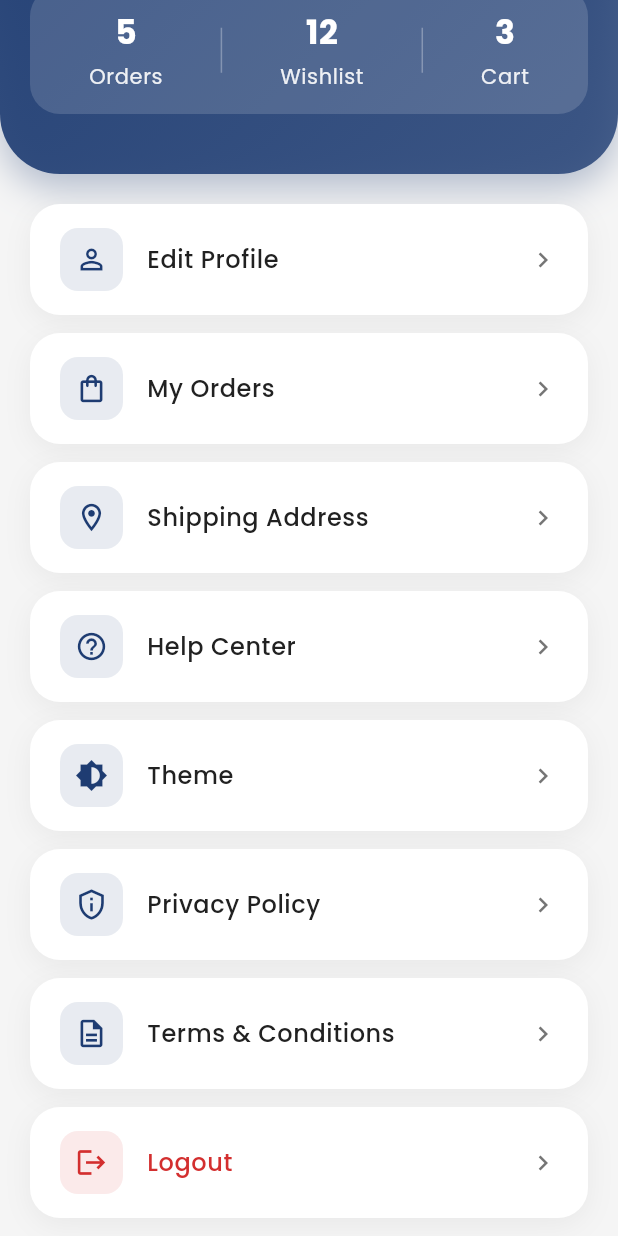
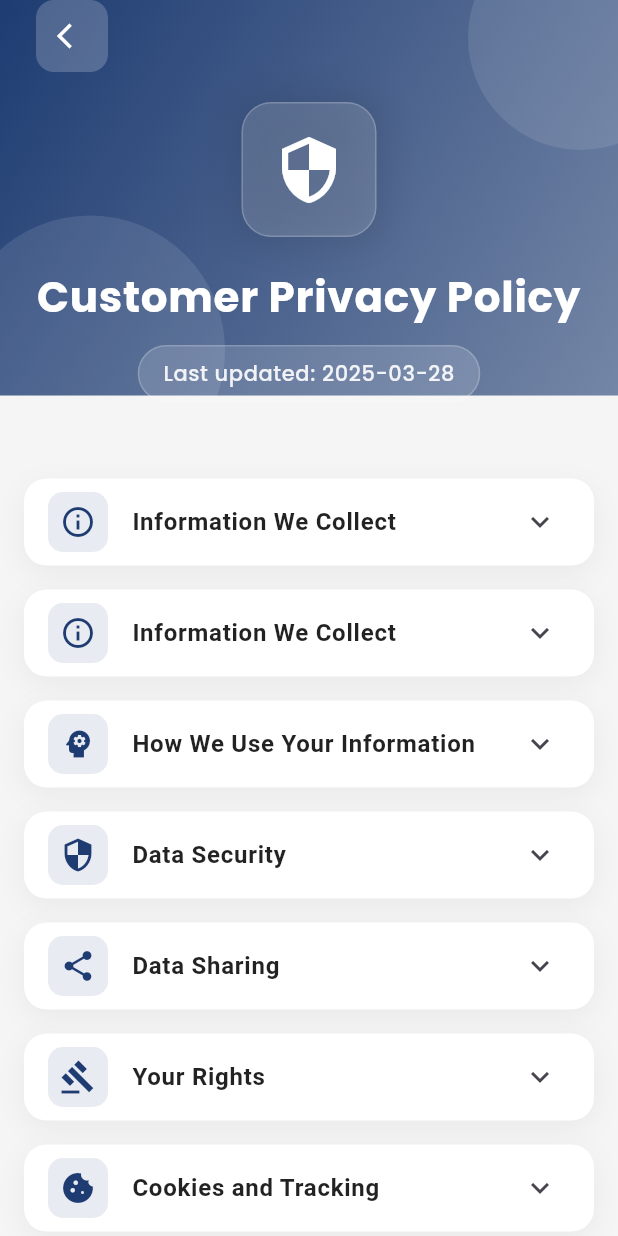
Before and after one commit to Edil-Ayehu/multi-vendor-e-commerce-app-tutorial, a Flutter app: the ProfileScreen screen opened directly, scrolled down 295 dp, after a tap on "Privacy Policy", on a phone screen of 412 x 824 dp. Run offline on Flutter 3.47's test engine with Material 3 defaults, Android fonts, the phone set to English and light mode, and no system bars; drawn by our look-alikes of toastification; our stand-ins replace cached_network_image, carousel_slider, get, google_fonts, image_picker, loading_animation_widget and 4 more; accounts and stored records are empty; network calls fail.

Commit message:
privacy policy adjustment

```diff
--- a/lib/core/routes/app_routes.dart
+++ b/lib/core/routes/app_routes.dart
@@ -4,6 +4,7 @@ import 'package:multi_vendor_ecommerce_application/features/onboarding/screens/o
 import 'package:multi_vendor_ecommerce_application/features/orders/views/screens/my_orders_screen.dart';
 import 'package:multi_vendor_ecommerce_application/features/profile/views/screens/edit_profile_screen.dart';
 import 'package:multi_vendor_ecommerce_application/features/profile/views/screens/help_center_screen.dart';
+import 'package:multi_vendor_ecommerce_application/features/profile/views/screens/privacy_policy_screen.dart';
 import 'package:multi_vendor_ecommerce_application/features/profile/views/screens/shipping_address_screen.dart';
 import 'package:multi_vendor_ecommerce_application/features/splash/screens/splash_screen.dart';
 
@@ -17,6 +18,7 @@ class AppRoutes {
   static const String editProfile = '/edit-profile';
   static const String shippingAddress = '/shipping-address';
   static const String helpCenter = '/help-center';
+  static const String privacyPolicy = '/privacy-policy';
 
   static final routes = [
     GetPage(name: splash, page: ()=> const SplashScreen()),
@@ -27,5 +29,6 @@ class AppRoutes {
     GetPage(name: myOrders, page: () => const MyOrdersScreen()),
     GetPage(name: shippingAddress, page: () => const ShippingAddressScreen()),
     GetPage(name: helpCenter, page: () => const HelpCenterScreen()),
+    GetPage(name: privacyPolicy, page: () => PrivacyPolicyScreen()),
   ];
 }
--- /dev/null
+++ b/lib/features/profile/controllers/privacy_policy_controller.dart
@@ -0,0 +1,194 @@
+import 'package:flutter/material.dart';
+import 'package:get/get.dart';
+import 'package:multi_vendor_ecommerce_application/features/profile/models/privacy_policy_model.dart';
+
+class PrivacyPolicyController extends GetxController {
+  static PrivacyPolicyController get to => Get.find();
+
+  final RxBool _isVendor = false.obs;
+  bool get isVendor => _isVendor.value;
+
+  void setVendorStatus(bool status) {
+    _isVendor.value = status;
+  }
+
+  List<PrivacyPolicyModel> getPrivacySections() {
+    return [
+      PrivacyPolicyModel(
+        title: 'Information We Collect',
+        content: isVendor
+            ? '''We collect the following business information:
+• Business name and registration details
+• Contact information (email, phone, address)
+• Bank account and payment processing details
+• Tax identification numbers'''
+            : '''We collect the following personal information:
+• Name and contact details
+• Device information
+• Usage data and preferences
+• Payment information''',
+        icon: Icons.info_outline,
+      ),
+      PrivacyPolicyModel(
+        title: 'Information We Collect',
+        content: isVendor
+            ? '''We collect the following business information:
+• Business name and registration details
+• Contact information (email, phone, address)
+• Bank account and payment processing details
+• Tax identification numbers
+• Business licenses and permits
+• Product information and inventory data
+• Transaction history and sales records
+• Store performance metrics'''
+            : '''We collect the following personal information:
+• Name and contact details
+• Email address and phone number
+• Shipping and billing addresses
+• Payment information
+• Purchase history
+• Browsing behavior and preferences
+• Device information and IP address
+• Customer service interactions''',
+        icon: Icons.info_outline,
+      ),
+      PrivacyPolicyModel(
+        title: 'How We Use Your Information',
+        content: isVendor
+            ? '''We use vendor information to:
+• Process payments and transfers
+• Verify business credentials
+• Monitor store performance
+• Improve platform services
+• Ensure compliance with policies
+• Send important updates
+• Analyze market trends
+• Prevent fraud and abuse'''
+            : '''We use customer information to:
+• Process orders and payments
+• Deliver products
+• Provide customer support
+• Personalize shopping experience
+• Send order updates
+• Improve our services
+• Prevent fraud
+• Marketing communications (with consent)''',
+        icon: Icons.psychology,
+      ),
+      PrivacyPolicyModel(
+        title: 'Data Security',
+        content: '''We protect your data through:
+• Industry-standard encryption
+• Secure payment processing
+• Regular security audits
+• Access control measures
+• Data backup systems
+• Breach detection monitoring
+• Employee training
+• Third-party security certifications''',
+        icon: Icons.security,
+      ),
+      PrivacyPolicyModel(
+        title: 'Data Sharing',
+        content: isVendor
+            ? '''Your business information may be shared with:
+• Payment processors
+• Shipping partners
+• Tax authorities
+• Legal authorities when required
+• Platform service providers
+• Analytics services
+• Fraud prevention services
+• Marketing partners (with consent)'''
+            : '''Your personal information may be shared with:
+• Vendors fulfilling your orders
+• Payment processors
+• Shipping companies
+• Customer support services
+• Analytics providers
+• Marketing services (with consent)
+• Legal authorities when required
+• Fraud prevention services''',
+        icon: Icons.share,
+      ),
+      PrivacyPolicyModel(
+        title: 'Your Rights',
+        content: '''You have the right to:
+• Access your personal data
+• Request data correction
+• Delete your account
+• Export your data
+• Opt-out of marketing
+• Withdraw consent
+• File a complaint
+• Request data limitation''',
+        icon: Icons.gavel,
+      ),
+      PrivacyPolicyModel(
+        title: 'Cookies and Tracking',
+        content: '''We use cookies and similar technologies to:
+• Remember your preferences
+• Maintain session information
+• Analyze platform usage
+• Improve user experience
+• Personalize content
+• Track marketing effectiveness
+• Detect fraud
+• Ensure platform security''',
+        icon: Icons.cookie,
+      ),
+      PrivacyPolicyModel(
+        title: 'Data Retention',
+        content: '''Our data retention policies:
+• Account data: Until account deletion
+• Transaction records: 7 years
+• Communication history: 2 years
+• Marketing preferences: Until opt-out
+• Security logs: 1 year
+• Analytics data: 3 years
+• Backup data: 30 days
+• Deleted data: 90 days recovery period''',
+        icon: Icons.storage,
+      ),
+      PrivacyPolicyModel(
+        title: 'International Data Transfer',
+        content: '''For international data transfers:
+• Use of standard contractual clauses
+• Compliance with local regulations
+• Data protection agreements
+• Server location disclosure
+• Transfer impact assessments
+• Security measures during transfer
+• User notification requirements
+• Transfer limitation options''',
+        icon: Icons.language,
+      ),
+      PrivacyPolicyModel(
+        title: 'Updates to Privacy Policy',
+        content: '''Policy update procedures:
+• Regular policy reviews
+• Notification of material changes
+• 30-day advance notice
+• Email notifications
+• In-app announcements
+• Version history maintenance
+• User acknowledgment process
+• Opt-out options when applicable''',
+        icon: Icons.update,
+      ),
+      PrivacyPolicyModel(
+        title: 'Contact Information',
+        content: '''For privacy-related inquiries:
+• Email: privacy@example.com
+• Phone: +1-234-567-8900
+• Address: Privacy Office, Example Street
+• Online form: privacy.example.com
+• Response time: 48 hours
+• Data protection officer: John Doe
+• Regulatory authority contacts
+• Emergency contact procedures''',
+        icon: Icons.contact_mail,
+      ),
+    ];
+  }
+}
--- a/lib/features/profile/controllers/profile_controller.dart
+++ b/lib/features/profile/controllers/profile_controller.dart
@@ -60,7 +60,8 @@ class ProfileController {
 
   void navigateToPrivacyPolicy() {
     // Will be implemented with actual navigation
-    debugPrint('Navigate to Privacy Policy');
+    // debugPrint('Navigate to Privacy Policy');
+    Get.toNamed(AppRoutes.privacyPolicy);
   }
 
   void navigateToTermsConditions() {
--- /dev/null
+++ b/lib/features/profile/models/privacy_policy_model.dart
@@ -0,0 +1,13 @@
+import 'package:flutter/material.dart';
+
+class PrivacyPolicyModel {
+  final String title;
+  final String content;
+  final IconData icon;
+
+  const PrivacyPolicyModel({
+    required this.title,
+    required this.content,
+    required this.icon,
+  });
+}
--- /dev/null
+++ b/lib/features/profile/views/screens/privacy_policy_screen.dart
@@ -0,0 +1,46 @@
+import 'package:flutter/material.dart';
+import 'package:flutter/services.dart';
+import 'package:get/get.dart';
+import 'package:multi_vendor_ecommerce_application/core/config/theme/app_colors.dart';
+import 'package:multi_vendor_ecommerce_application/features/profile/controllers/privacy_policy_controller.dart';
+import 'package:multi_vendor_ecommerce_application/features/profile/views/widgets/privacy_policy_content.dart';
+import 'package:multi_vendor_ecommerce_application/features/profile/views/widgets/privacy_policy_header.dart';
+
+class PrivacyPolicyScreen extends GetView<PrivacyPolicyController> {
+  PrivacyPolicyScreen({super.key, bool isVendor = false}) {
+    controller.setVendorStatus(isVendor);
+  }
+
+  @override
+  Widget build(BuildContext context) {
+    final isDark = Theme.of(context).brightness == Brightness.dark;
+    final size = MediaQuery.of(context).size;
+
+    return AnnotatedRegion<SystemUiOverlayStyle>(
+      value: const SystemUiOverlayStyle(
+        statusBarColor: AppColors.primary,
+        statusBarIconBrightness: Brightness.light,
+        statusBarBrightness: Brightness.dark,
+      ),
+      child: Scaffold(
+        backgroundColor: Theme.of(context).scaffoldBackgroundColor,
+        body: SafeArea(
+          child: SingleChildScrollView(
+            child: Column(
+              children: [
+                PrivacyPolicyHeader(
+                  controller: controller,
+                  size: size,
+                ),
+                PrivacyPolicyContent(
+                  controller: controller,
+                  isDark: isDark,
+                ),
+              ],
+            ),
+          ),
+        ),
+      ),
+    );
+  }
+}
--- /dev/null
+++ b/lib/features/profile/views/widgets/privacy_policy_content.dart
@@ -0,0 +1,35 @@
+import 'package:flutter/material.dart';
+import 'package:get/get.dart';
+import 'package:multi_vendor_ecommerce_application/features/profile/controllers/privacy_policy_controller.dart';
+import 'package:multi_vendor_ecommerce_application/features/profile/views/widgets/privacy_section_widget.dart';
+
+class PrivacyPolicyContent extends StatelessWidget {
+  final PrivacyPolicyController controller;
+  final bool isDark;
+
+  const PrivacyPolicyContent({
+    super.key,
+    required this.controller,
+    required this.isDark,
+  });
+
+  @override
+  Widget build(BuildContext context) {
+    return Padding(
+      padding: const EdgeInsets.all(16),
+      child: Obx(() => Column(
+            children: controller
+                .getPrivacySections()
+                .map(
+                  (section) => PrivacySectionWidget(
+                    title: section.title,
+                    content: section.content,
+                    icon: section.icon,
+                    isDark: isDark,
+                  ),
+                )
+                .toList(),
+          )),
+    );
+  }
+}
--- /dev/null
+++ b/lib/features/profile/views/widgets/privacy_policy_header.dart
@@ -0,0 +1,175 @@
+import 'package:flutter/material.dart';
+import 'package:get/get.dart';
+import 'package:multi_vendor_ecommerce_application/core/config/theme/app_colors.dart';
+import 'package:multi_vendor_ecommerce_application/features/profile/controllers/privacy_policy_controller.dart';
+
+class PrivacyPolicyHeader extends StatelessWidget {
+  final PrivacyPolicyController controller;
+  final Size size;
+
+  const PrivacyPolicyHeader({
+    super.key,
+    required this.controller,
+    required this.size,
+  });
+
+  @override
+  Widget build(BuildContext context) {
+    return Stack(
+      children: [
+        _buildHeaderBackground(),
+        _buildDecorations(),
+        _buildHeaderContent(context),
+      ],
+    );
+  }
+
+  Widget _buildHeaderBackground() {
+    return Container(
+      width: double.infinity,
+      height: size.height * 0.32,
+      decoration: BoxDecoration(
+        gradient: LinearGradient(
+          begin: Alignment.topLeft,
+          end: Alignment.bottomRight,
+          colors: [
+            AppColors.primary,
+            AppColors.primary.withOpacity(0.8),
+            AppColors.primary.withOpacity(0.6),
+          ],
+        ),
+      ),
+    );
+  }
+
+  Widget _buildDecorations() {
+    return SizedBox(
+      width: double.infinity,
+      height: size.height * 0.32,
+      child: Stack(
+        children: [
+          Positioned(
+            top: -50,
+            right: -50,
+            child: Container(
+              width: 150,
+              height: 150,
+              decoration: BoxDecoration(
+                shape: BoxShape.circle,
+                color: Colors.white.withOpacity(0.1),
+              ),
+            ),
+          ),
+          Positioned(
+            bottom: -60,
+            left: -30,
+            child: Container(
+              width: 180,
+              height: 180,
+              decoration: BoxDecoration(
+                shape: BoxShape.circle,
+                color: Colors.white.withOpacity(0.1),
+              ),
+            ),
+          ),
+        ],
+      ),
+    );
+  }
+
+  Widget _buildHeaderContent(BuildContext context) {
+    return Container(
+      width: double.infinity,
+      padding: const EdgeInsets.only(left: 24, right: 24, bottom: 35),
+      child: Column(
+        crossAxisAlignment: CrossAxisAlignment.start,
+        children: [
+          Container(
+            decoration: BoxDecoration(
+              color: Colors.white.withOpacity(0.2),
+              borderRadius: BorderRadius.circular(12),
+            ),
+            child: IconButton(
+              onPressed: () => Get.back(),
+              icon: const Icon(Icons.arrow_back_ios, color: Colors.white),
+              iconSize: 20,
+            ),
+          ),
+          const SizedBox(height: 20),
+          Center(
+            child: Column(
+              children: [
+                _buildIconContainer(),
+                const SizedBox(height: 20),
+                _buildTitle(),
+                const SizedBox(height: 12),
+                _buildLastUpdated(),
+              ],
+            ),
+          ),
+        ],
+      ),
+    );
+  }
+
+  Widget _buildIconContainer() {
+    return Container(
+      padding: const EdgeInsets.all(20),
+      decoration: BoxDecoration(
+        color: Colors.white.withOpacity(0.15),
+        borderRadius: BorderRadius.circular(20),
+        border: Border.all(
+          color: Colors.white.withOpacity(0.2),
+          width: 1,
+        ),
+        boxShadow: [
+          BoxShadow(
+            color: Colors.black.withOpacity(0.1),
+            blurRadius: 20,
+            spreadRadius: 5,
+          ),
+        ],
+      ),
+      child: const Icon(
+        Icons.security,
+        size: 48,
+        color: Colors.white,
+      ),
+    );
+  }
+
+  Widget _buildTitle() {
+    return Obx(() => Text(
+          controller.isVendor ? 'Vendor Privacy Policy' : 'Customer Privacy Policy',
+          style: const TextStyle(
+            color: Colors.white,
+            fontSize: 28,
+            fontWeight: FontWeight.bold,
+            letterSpacing: 0.5,
+          ),
+          textAlign: TextAlign.center,
+        ));
+  }
+
+  Widget _buildLastUpdated() {
+    return Container(
+      padding: const EdgeInsets.symmetric(horizontal: 16, vertical: 8),
+      decoration: BoxDecoration(
+        color: Colors.white.withOpacity(0.15),
+        borderRadius: BorderRadius.circular(20),
+        border: Border.all(
+          color: Colors.white.withOpacity(0.2),
+          width: 1,
+        ),
+      ),
+      child: Text(
+        'Last updated: ${DateTime.now().toString().substring(0, 10)}',
+        style: TextStyle(
+          color: Colors.white.withOpacity(0.9),
+          fontSize: 14,
+          fontWeight: FontWeight.w500,
+        ),
+      ),
+    );
+  }
+}
--- /dev/null
+++ b/lib/features/profile/views/widgets/privacy_section_widget.dart
@@ -0,0 +1,94 @@
+import 'package:flutter/material.dart';
+import 'package:multi_vendor_ecommerce_application/core/config/theme/app_colors.dart';
+
+class PrivacySectionWidget extends StatelessWidget {
+  final String title;
+  final String content;
+  final IconData icon;
+  final bool isDark;
+
+  const PrivacySectionWidget({
+    super.key,
+    required this.title,
+    required this.content,
+    required this.icon,
+    required this.isDark,
+  });
+
+  @override
+  Widget build(BuildContext context) {
+    return Container(
+      margin: const EdgeInsets.only(bottom: 16),
+      decoration: BoxDecoration(
+        color: Theme.of(context).cardColor,
+        borderRadius: BorderRadius.circular(15),
+        boxShadow: [
+          BoxShadow(
+            color: isDark
+                ? Colors.black.withOpacity(0.3)
+                : Colors.black.withOpacity(0.05),
+            blurRadius: 15,
+            offset: const Offset(0, 5),
+          ),
+        ],
+      ),
+      child: Theme(
+        data: ThemeData(dividerColor: Colors.transparent),
+        child: ExpansionTile(
+          leading: Container(
+            padding: const EdgeInsets.all(8),
+            decoration: BoxDecoration(
+              color: AppColors.primary.withOpacity(0.1),
+              borderRadius: BorderRadius.circular(10),
+            ),
+            child: Icon(icon, color: AppColors.primary, size: 24),
+          ),
+          title: Text(
+            title,
+            style: TextStyle(
+              fontWeight: FontWeight.bold,
+              color: isDark ? Colors.white : Colors.black87,
+              fontSize: 16,
+            ),
+          ),
+          childrenPadding: const EdgeInsets.all(16),
+          expandedCrossAxisAlignment: CrossAxisAlignment.start,
+          children: [
+            _buildContent(context),
+          ],
+        ),
+      ),
+    );
+  }
+
+  Widget _buildContent(BuildContext context) {
+    return Container(
+      width: double.infinity,
+      padding: const EdgeInsets.all(16),
+      decoration: BoxDecoration(
+        color: Theme.of(context).cardColor,
+        borderRadius: BorderRadius.circular(12),
+      ),
+      child: Column(
+        crossAxisAlignment: CrossAxisAlignment.start,
+        children: content
+            .split('\n')
+            .map((line) => Padding(
+                  padding: EdgeInsets.only(
+                    left: line.startsWith('•') ? 16 : 0,
+                    bottom: 8,
+                  ),
+                  child: Text(
+                    line,
+                    style: TextStyle(
+                      color: isDark ? Colors.white70 : Colors.black87,
+                      height: 1.5,
+                      fontSize: 14,
+                    ),
+                  ),
+                ))
+            .toList(),
+      ),
+    );
+  }
+}
--- a/lib/features/profile/views/widgets/profile_options_widget.dart
+++ b/lib/features/profile/views/widgets/profile_options_widget.dart
@@ -64,9 +64,10 @@ class ProfileOptionsWidget extends StatelessWidget {
             context,
             icon: Icons.privacy_tip_outlined,
             title: 'Privacy Policy',
-            onTap: () {
-              // Will be implemented with backend integration
-            },
+            // onTap: () {
+            //   // Will be implemented with backend integration
+            // },
+            onTap: controller.navigateToPrivacyPolicy,
           ),
           _buildOptionTile(
             context,
--- a/lib/main.dart
+++ b/lib/main.dart
@@ -10,6 +10,7 @@ import 'package:multi_vendor_ecommerce_application/features/onboarding/controlle
 import 'package:multi_vendor_ecommerce_application/features/orders/controllers/order_controller.dart';
 import 'package:multi_vendor_ecommerce_application/features/orders/repositories/order_repository.dart';
 import 'package:multi_vendor_ecommerce_application/features/profile/controllers/help_center_controller.dart';
+import 'package:multi_vendor_ecommerce_application/features/profile/controllers/privacy_policy_controller.dart';
 import 'package:multi_vendor_ecommerce_application/features/profile/controllers/profile_controller.dart';
 import 'package:multi_vendor_ecommerce_application/features/splash/controllers/splash_controller.dart';
 import 'package:multi_vendor_ecommerce_application/features/wishlist/controllers/wishlist_controller.dart';
@@ -24,6 +25,7 @@ void main() async {
   Get.put(OnboardingController());
   Get.put(ProfileController());
    Get.put(HelpCenterController());
+   Get.put(PrivacyPolicyController());
 
   // Initialize cart dependencies
   final cartRepository = CartRepository();
```
